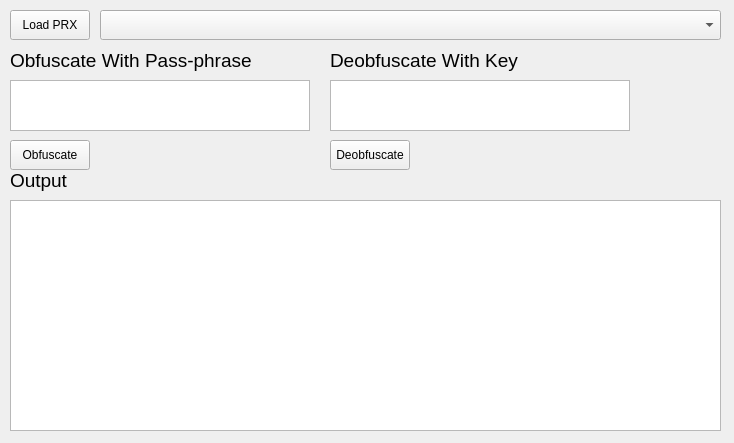
TheRouletteBoi/PowerObfuscator, file PowerObfuscatorGUI/src/PowerObfuscator.ui: the form before one commit.
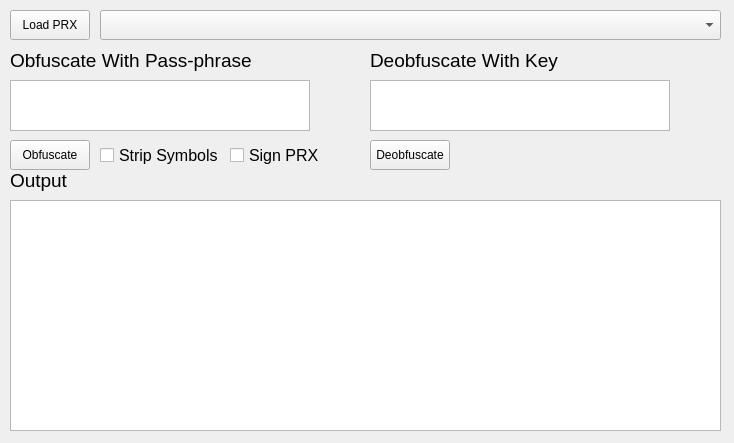
The form after the commit.

Commit message: GUI: add strip symbols & sign prx after obfuscation

The edit to the form file:
```diff
--- a/PowerObfuscatorGUI/src/PowerObfuscator.ui
+++ b/PowerObfuscatorGUI/src/PowerObfuscator.ui
@@ -55,7 +55,7 @@
    <widget class="QPushButton" name="deobfuscateButton">
     <property name="geometry">
      <rect>
-      <x>330</x>
+      <x>370</x>
       <y>140</y>
       <width>80</width>
       <height>30</height>
@@ -137,7 +137,7 @@
    <widget class="QLabel" name="deobfuscateKeyLabel">
     <property name="geometry">
      <rect>
-      <x>330</x>
+      <x>370</x>
       <y>40</y>
       <width>201</width>
       <height>41</height>
@@ -155,13 +155,49 @@
    <widget class="QTextEdit" name="deobfuscateKeyTextEdit">
     <property name="geometry">
      <rect>
-      <x>330</x>
+      <x>370</x>
       <y>80</y>
       <width>300</width>
       <height>51</height>
      </rect>
     </property>
    </widget>
+   <widget class="QCheckBox" name="stripSymbolsCheckBox">
+    <property name="geometry">
+     <rect>
+      <x>100</x>
+      <y>130</y>
+      <width>121</width>
+      <height>51</height>
+     </rect>
+    </property>
+    <property name="font">
+     <font>
+      <pointsize>12</pointsize>
+     </font>
+    </property>
+    <property name="text">
+     <string>Strip Symbols</string>
+    </property>
+   </widget>
+   <widget class="QCheckBox" name="signPRXCheckBox">
+    <property name="geometry">
+     <rect>
+      <x>230</x>
+      <y>130</y>
+      <width>111</width>
+      <height>51</height>
+     </rect>
+    </property>
+    <property name="font">
+     <font>
+      <pointsize>12</pointsize>
+     </font>
+    </property>
+    <property name="text">
+     <string>Sign PRX</string>
+    </property>
+   </widget>
   </widget>
  </widget>
  <layoutdefault spacing="6" margin="11"/>
```
The commit also changes 2 other files.
